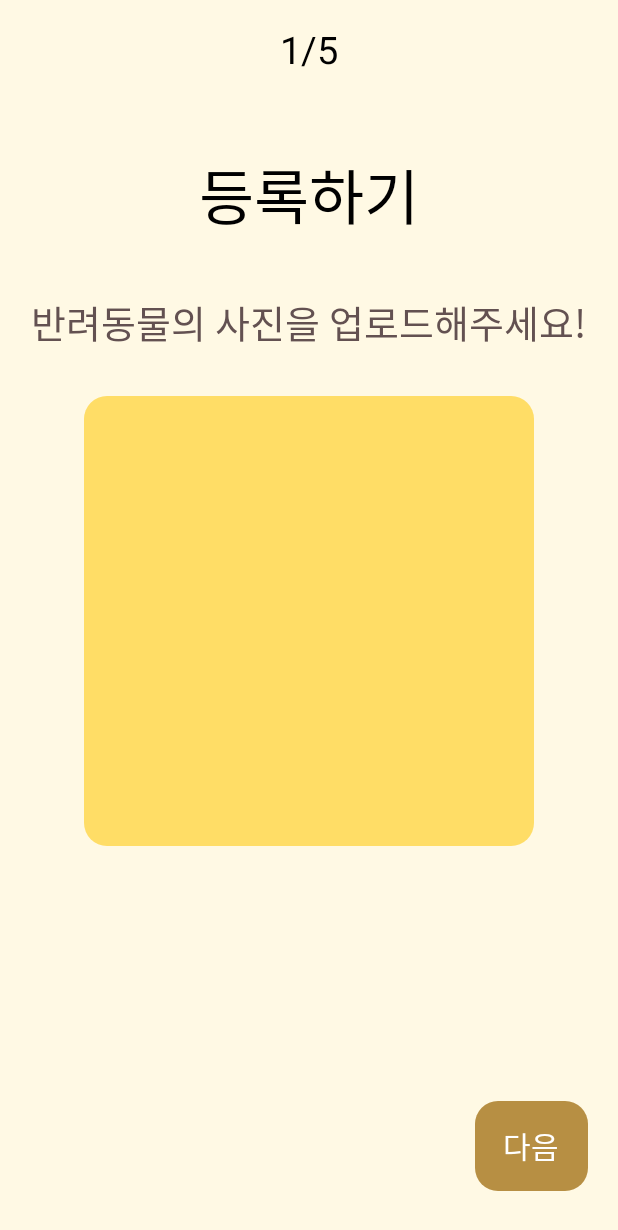
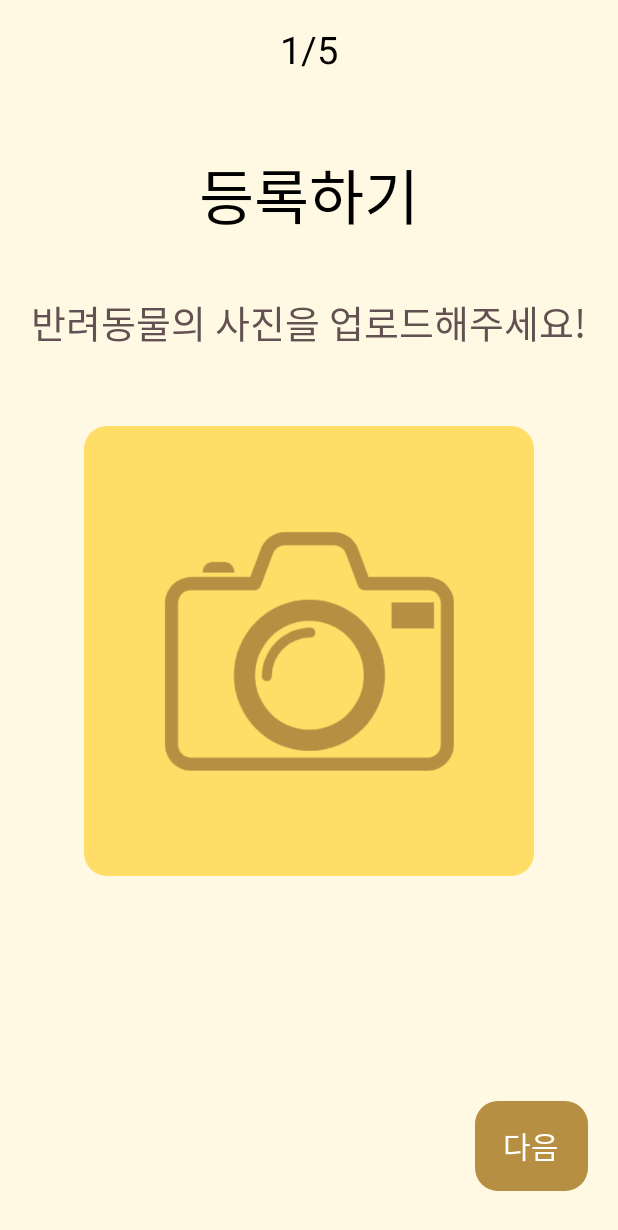
Before and after one commit to ninutky/PetInEuphoria, an Android app: the screen it shows after launch (FindRegisterActivity), on a phone screen of 412 x 824 dp. Shown: the top 1230 px of the screen. Run offline under Robolectric (Android 15) with nearby library versions, the phone set to English and light mode, and no system bars.

Commit message:
사진 업로드 이미지 추가

```diff
--- a/app/src/main/res/layout/activity_find_register.xml
+++ b/app/src/main/res/layout/activity_find_register.xml
@@ -37,14 +37,11 @@
         android:id="@+id/ivProfile"
         android:layout_width="300dp"
         android:layout_height="300dp"
-        android:layout_marginTop="30dp"
+        android:layout_gravity="center"
+        android:layout_marginTop="50dp"
         android:background="@drawable/exam"
-        android:layout_gravity="center" />
+        android:src="@drawable/camera"/>
 
-    <ImageView
-        android:layout_width="wrap_content"
-        android:layout_height="wrap_content"
-        android:layout_gravity="center" />
 
     <RelativeLayout
         android:layout_width="match_parent"
--- a/app/src/main/res/layout/activity_find_register5.xml
+++ b/app/src/main/res/layout/activity_find_register5.xml
@@ -61,7 +61,7 @@
         android:layout_marginTop="10dp"
         android:maxLength="250"
         android:padding="15dp"
-        android:hint="(예: 목에 무늬가 있어요, 사람을 잘 따라요)"
+        android:hint="요 박스 안에 글씨 준다 vs 만다"
         android:background="@drawable/exam" />
 
     <TextView
@@ -73,7 +73,7 @@
         android:textColor="#635151"
         android:textSize="20dp" />
 
-<!--    체크하면 금액을 쓸 수 있게, 숫자 뒤 원-->
+<!--    체크하면 금액을 쓸 수 있게, 숫자 뒤 "원"-->
     <CheckBox android:id="@+id/checkbox_cheese"
         android:layout_width="wrap_content"
         android:layout_height="wrap_content"
```
Also changed, not shown: app/src/main/res/values/styles.xml (added, +14 -0 lines), app/src/main/res/drawable-v24/camera.png (added).
